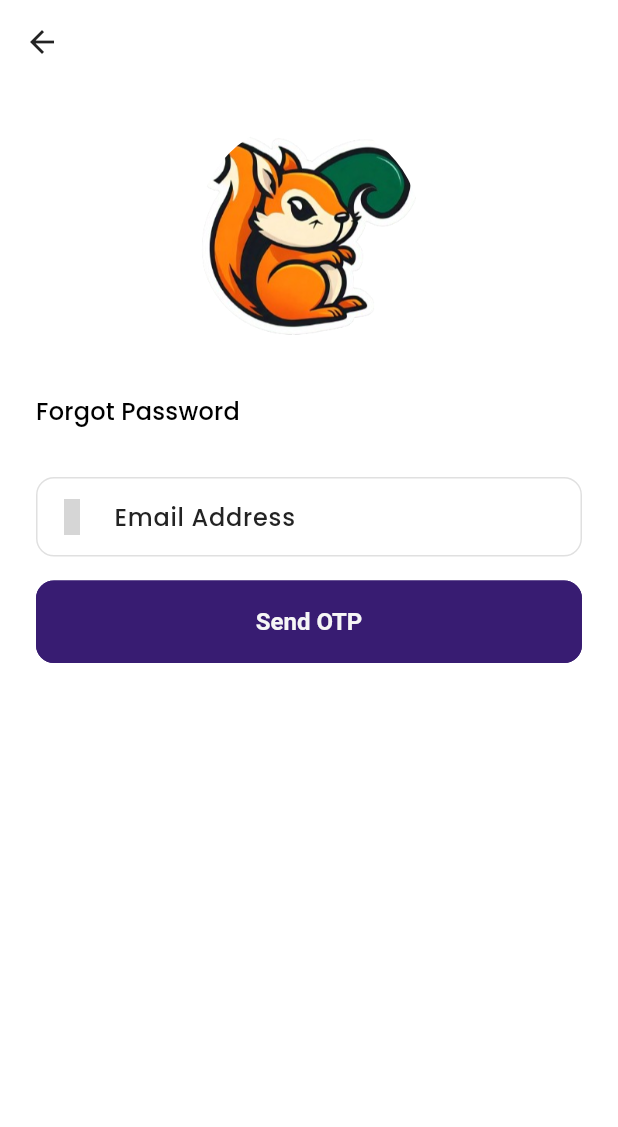
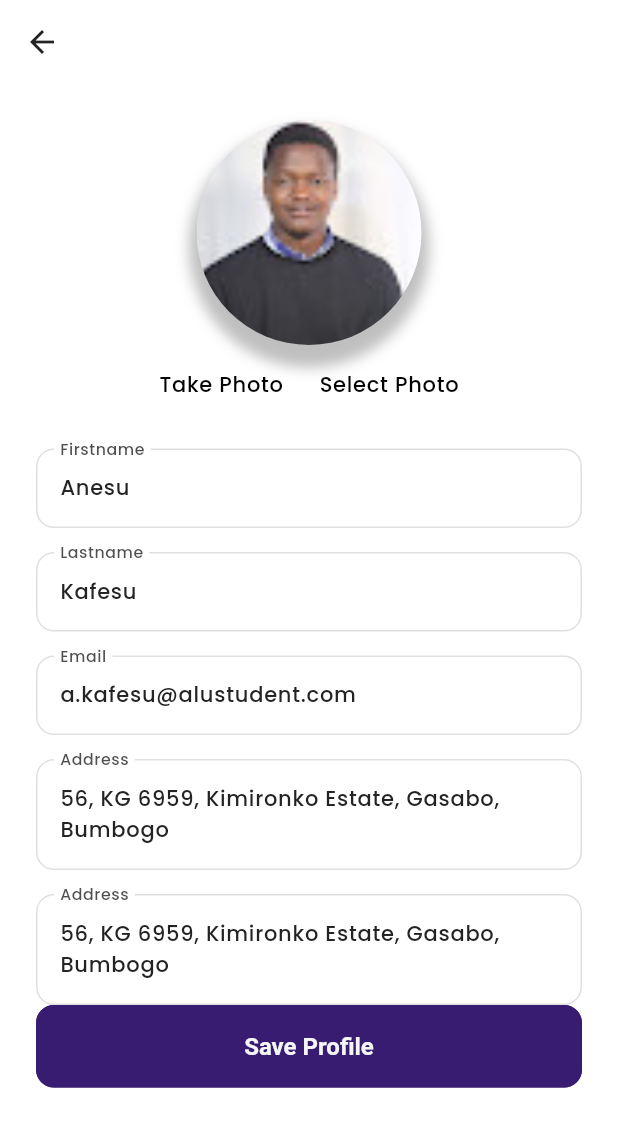
Before and after one commit to SundayOlubode/chindi, a Flutter app: the screen it shows after launch, after a tap on "Edit Profile", on a phone screen of 412 x 824 dp. Shown: the top 1127 px of the screen. Run offline on Flutter 3.47's test engine with Material 3 defaults, Android fonts, the phone set to English and light mode, and no system bars; our stand-ins replace confetti, iconsax; grey boxes are pictures that could not be loaded.

Commit message:
chore: add edit profile

```diff
--- a/lib/components/profile_image.dart
+++ b/lib/components/profile_image.dart
@@ -11,10 +11,23 @@ class ProfileImage extends StatelessWidget {
     return SizedBox(
       width: size,
       height: size,
-      child: ClipOval(
-        child: Image(
-          image: AssetImage(imagePath),
-          fit: BoxFit.fitWidth,
+      child: Container(
+        decoration: BoxDecoration(
+          shape: BoxShape.circle,
+          boxShadow: [
+            BoxShadow(
+              color: Colors.black.withOpacity(0.25),
+              spreadRadius: 5,
+              blurRadius: 7,
+              offset: const Offset(0, 10), // changes position of shadow
+            ),
+          ],
+        ),
+        child: ClipOval(
+          child: Image(
+            image: AssetImage(imagePath),
+            fit: BoxFit.fitWidth,
+          ),
         ),
       ),
     );
--- a/lib/main.dart
+++ b/lib/main.dart
@@ -7,11 +7,11 @@ import 'package:flutter/material.dart';
 import 'routes/profile/user_profile.dart';
 
 void main() {
-  runApp(App());
+  runApp(const App());
 }
 
 class App extends StatelessWidget {
-  App({super.key});
+  const App({super.key});
 
   @override
   Widget build(BuildContext context) {
--- /dev/null
+++ b/lib/routes/profile/edit_profile.dart
@@ -0,0 +1,101 @@
+import 'package:chindi_ke/utils/constants/sizes.dart';
+import 'package:flutter/material.dart';
+
+import '../../components/profile_image.dart';
+import '../../utils/constants/texts.dart';
+
+class EditProfile extends StatelessWidget {
+  const EditProfile({super.key});
+
+  @override
+  Widget build(BuildContext context) {
+    // Current Text theme
+    final TextTheme globalTextTheme = Theme.of(context).textTheme;
+
+    return Scaffold(
+      appBar: AppBar(),
+      body: GestureDetector(
+        onTap: () {
+          FocusScope.of(context).unfocus();
+        },
+        child: SingleChildScrollView(
+          child: Padding(
+            padding: const EdgeInsets.all(ChindiSizes.defaultSpace),
+            child: Column(
+              children: [
+                SizedBox(
+                  width: 200,
+                  child: Column(
+                    children: <Widget>[
+                      const ProfileImage(imagePath: ChindiTexts.anesuImagePath),
+                      const SizedBox(height: ChindiSizes.spaceBtwItems),
+                      Row(
+                        mainAxisAlignment: MainAxisAlignment.spaceBetween,
+                        children: <Widget>[
+                          Text(ChindiTexts.takePhoto,
+                              style: globalTextTheme.bodyLarge),
+                          Text(ChindiTexts.selectPhoto,
+                              style: globalTextTheme.bodyLarge),
+                        ],
+                      )
+                    ],
+                  ),
+                ),
+                const SizedBox(height: ChindiSizes.spaceBtwSections),
+                Column(
+                  children: [
+                    _buildProfileTextField(
+                      ChindiTexts.firstname,
+                      ChindiTexts.anesu,
+                    ),
+                    const SizedBox(height: ChindiSizes.spaceBtwItems),
+                    _buildProfileTextField(
+                      ChindiTexts.lastname,
+                      ChindiTexts.kafesu,
+                    ),
+                    const SizedBox(height: ChindiSizes.spaceBtwItems),
+                    _buildProfileTextField(
+                      ChindiTexts.email,
+                      ChindiTexts.anesuEmail,
+                    ),
+                    const SizedBox(height: ChindiSizes.spaceBtwItems),
+                    _buildProfileTextField(
+                      ChindiTexts.address,
+                      ChindiTexts.anesuAddress,
+                    ),
+                    const SizedBox(height: ChindiSizes.spaceBtwItems),
+                    _buildProfileTextField(
+                      ChindiTexts.address,
+                      ChindiTexts.anesuAddress,
+                    ),
+                  ],
+                ),
+                SizedBox(
+                  width: double.infinity,
+                  child: ElevatedButton(
+                    onPressed: () {},
+                    child: const Text(ChindiTexts.saveProfile),
+                  ),
+                )
+              ],
+            ),
+          ),
+        ),
+      ),
+    );
+  }
+
+  TextField _buildProfileTextField(String labelText, String hintText) {
+    return TextField(
+      decoration: InputDecoration(
+        labelText: labelText,
+        floatingLabelBehavior: FloatingLabelBehavior.always,
+        hintText: hintText,
+      ),
+      keyboardType: TextInputType.multiline,
+      maxLines: null, // Allow the TextField to expand vertically as needed
+      minLines: 1, // Set a minimum number of visible lines
+      scrollController: ScrollController(),
+    );
+  }
+}
--- a/lib/routes/profile/user_profile.dart
+++ b/lib/routes/profile/user_profile.dart
@@ -6,6 +6,7 @@ import 'package:flutter/material.dart';
 
 import '../../components/ontap_handler.dart';
 import '../../utils/constants/colors.dart';
+import 'edit_profile.dart';
 
 class UserProfile extends StatelessWidget {
   const UserProfile({super.key});
@@ -29,22 +30,31 @@ class UserProfile extends StatelessWidget {
               Center(
                 child: Column(
                   children: [
+                    // PROFILE HEADLINE
                     Text(
                       ChindiTexts.profile,
                       style: globalTextTheme.headlineMedium,
                     ),
                     const SizedBox(height: ChindiSizes.spaceBtwItems),
+
+                    // USER PROFILE IMAGE
                     const ProfileImage(imagePath: ChindiTexts.anesuImagePath),
                     const SizedBox(height: ChindiSizes.spaceBtwItems),
+
+                    // USER NAME
                     Text(
                       ChindiTexts.anesuKafesu,
                       style: globalTextTheme.titleLarge,
                     ),
+
+                    // USER EMAIL
                     Text(
                       ChindiTexts.anesuEmail,
                       style: globalTextTheme.bodyMedium,
                     ),
                     const SizedBox(height: ChindiSizes.spaceBtwItems),
+
+                    // LOGOUT BUTTON
                     SizedBox(
                       width: 125,
                       height: 60,
@@ -73,18 +83,23 @@ class UserProfile extends StatelessWidget {
                 ),
               ),
               const SizedBox(height: ChindiSizes.spaceBtwSections),
+
+              // PROFILE SETTING OPTIONS
               Column(
                 crossAxisAlignment: CrossAxisAlignment.start,
                 children: <Widget>[
+                  // EDIT PROFILE
                   OnTapHandler(
                     context: context,
-                    dest: const ForgotPasswordScreen(),
+                    dest: const EditProfile(),
                     child: Text(
                       ChindiTexts.editProfile,
                       style: globalTextTheme.bodyLarge,
                     ),
                   ),
                   const SizedBox(height: ChindiSizes.spaceBtwItems),
+
+                  // NOTIFICATION
                   OnTapHandler(
                     context: context,
                     dest: const ForgotPasswordScreen(),
@@ -94,6 +109,8 @@ class UserProfile extends StatelessWidget {
                     ),
                   ),
                   const SizedBox(height: ChindiSizes.spaceBtwItems),
+
+                  // MANAGE TASKS
                   OnTapHandler(
                     context: context,
                     dest: const ForgotPasswordScreen(),
@@ -103,6 +120,8 @@ class UserProfile extends StatelessWidget {
                     ),
                   ),
                   const SizedBox(height: ChindiSizes.spaceBtwItems),
+
+                  // SUPPORT
                   OnTapHandler(
                     context: context,
                     dest: const ForgotPasswordScreen(),
--- a/lib/utils/constants/texts.dart
+++ b/lib/utils/constants/texts.dart
@@ -6,6 +6,14 @@ class ChindiTexts {
 
   /// PROFILE
   static const String profile = 'Profile';
+  static const String firstname = 'Firstname';
+  static const String lastname = 'Lastname';
+  static const String anesu = 'Anesu';
+  static const String kafesu = 'Kafesu';
+  static const String email = 'Email';
+  static const String address = 'Address';
+  static const String anesuAddress =
+      '56, KG 6959, Kimironko Estate, Gasabo, Bumbogo';
   static const String logout = 'Logout';
   static const String anesuKafesu = 'Anesu Kafesu';
   static const String anesuEmail = 'a.kafesu@alustudent.com';
@@ -13,6 +21,9 @@ class ChindiTexts {
   static const String notification = 'Notification';
   static const String manageTasks = 'Manage Tasks';
   static const String support = 'Support';
+  static const String takePhoto = 'Take Photo';
+  static const String selectPhoto = 'Select Photo';
+  static const String saveProfile = 'Save Profile';
 
   /// IMAGES PATH
   static const String anesuImagePath = 'assets/images/anesu.jpg';
```
